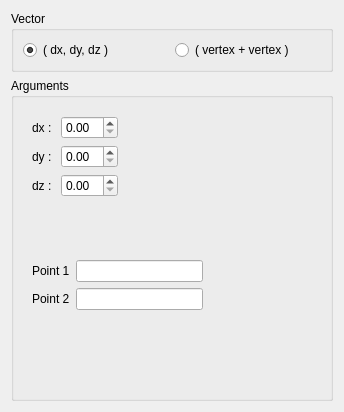
Qt form src/HEXABLOCKGUI/Vector_QTD.ui (SalomePlatform/hexablock) before a commit.
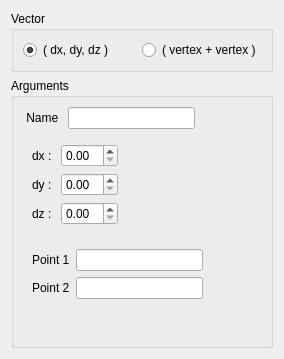
The same form after that commit.

Commit message: added: - rename elt of documents. - clear associations ( popup ). fixed: - idl : getAssociations ( vertex, edge, quad ). new field ( "ior" ) added to Shape class

Patch:
```diff
--- a/src/HEXABLOCKGUI/Vector_QTD.ui
+++ b/src/HEXABLOCKGUI/Vector_QTD.ui
@@ -6,8 +6,8 @@
    <rect>
     <x>0</x>
     <y>0</y>
-    <width>344</width>
-    <height>412</height>
+    <width>284</width>
+    <height>359</height>
    </rect>
   </property>
   <property name="windowTitle">
@@ -63,8 +63,31 @@
      <property name="title">
       <string>Arguments</string>
      </property>
-     <layout class="QVBoxLayout" name="verticalLayout">
-      <item>
+     <layout class="QFormLayout" name="formLayout_3">
+      <item row="0" column="0">
+       <widget class="QLabel" name="label_6">
+        <property name="text">
+         <string> Name </string>
+        </property>
+       </widget>
+      </item>
+      <item row="0" column="1">
+       <widget class="QLineEdit" name="name_le">
+        <property name="sizePolicy">
+         <sizepolicy hsizetype="Preferred" vsizetype="Fixed">
+          <horstretch>0</horstretch>
+          <verstretch>0</verstretch>
+         </sizepolicy>
+        </property>
+        <property name="maximumSize">
+         <size>
+          <width>127</width>
+          <height>16777215</height>
+         </size>
+        </property>
+       </widget>
+      </item>
+      <item row="1" column="0" colspan="2">
        <widget class="QWidget" name="widget" native="true">
         <layout class="QFormLayout" name="formLayout">
          <item row="0" column="0">
@@ -139,7 +162,7 @@
         </layout>
        </widget>
       </item>
-      <item>
+      <item row="2" column="0" colspan="2">
        <widget class="QWidget" name="widget_2" native="true">
         <layout class="QFormLayout" name="formLayout_2">
          <item row="0" column="0">
```
The commit also changes 20 other files.
